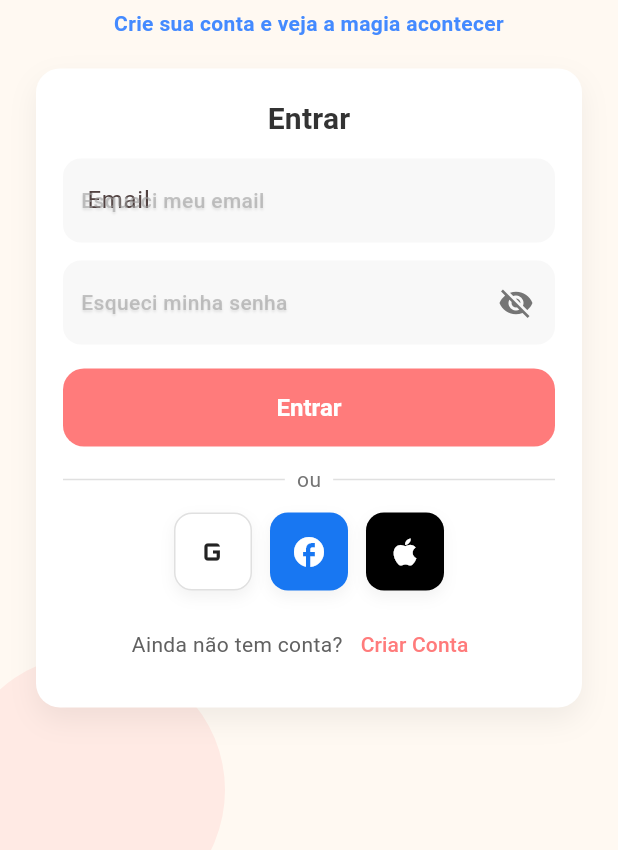
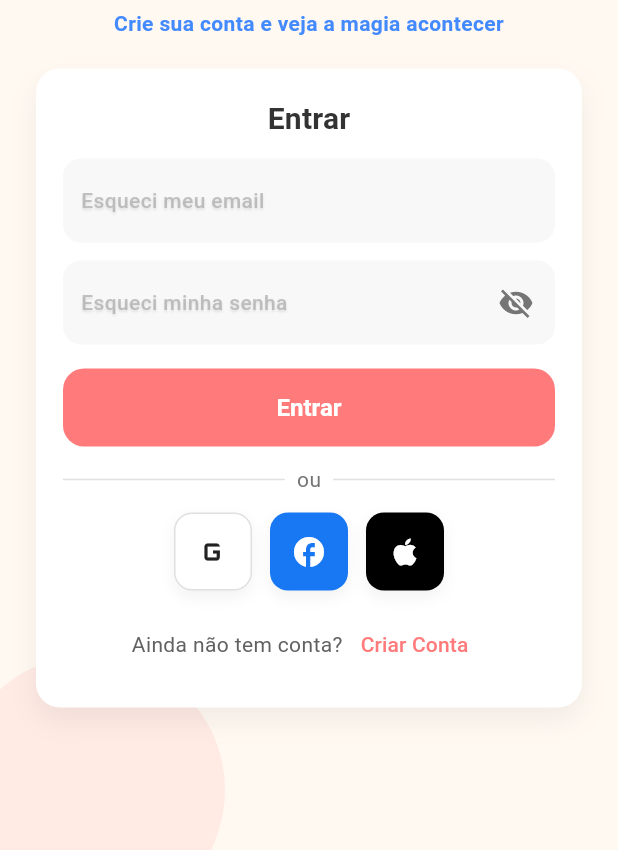
Before and after one commit to Jefferson23br/historias_app, a Flutter app: the screen it shows after launch, on a phone screen of 412 x 824 dp, the part 386-1236 px from its top. Run offline on Flutter 3.47's test engine with Material 3 defaults, Android fonts, the phone set to English and light mode, and no system bars; our stand-ins replace firebase_core; accounts and stored records are empty.

Commit message:
Update login_page.dart

```diff
--- a/lib/pages/login_page.dart
+++ b/lib/pages/login_page.dart
@@ -114,7 +114,7 @@ class _LoginPageState extends State<LoginPage> {
 
                           _GhostPlaceholderTextField(
                             controller: _emailController,
-                            labelText: 'Email',
+                            labelText: '',
                             ghostText: 'Esqueci meu email',
                             onGhostTap: _onForgotEmail,
                             keyboardType: TextInputType.emailAddress,
@@ -216,6 +216,9 @@ class _LoginPageState extends State<LoginPage> {
   }
 
   void _onForgotPassword() {
+  Navigator.pushNamed(context, '/reset-password', arguments: {
+    'prefillEmail': _emailController.text.trim(),
+  });
   }
 
   Widget _softCircle(double size, Color color) {
```
